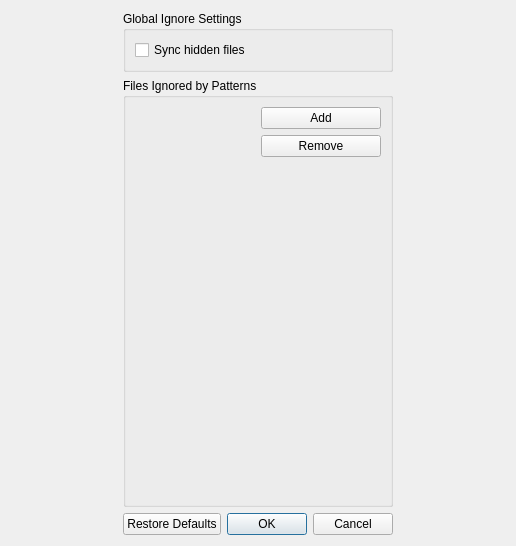
Above: src/gui/ignorelisteditor.ui from nextcloud/desktop before the change. Below: the same form after it.
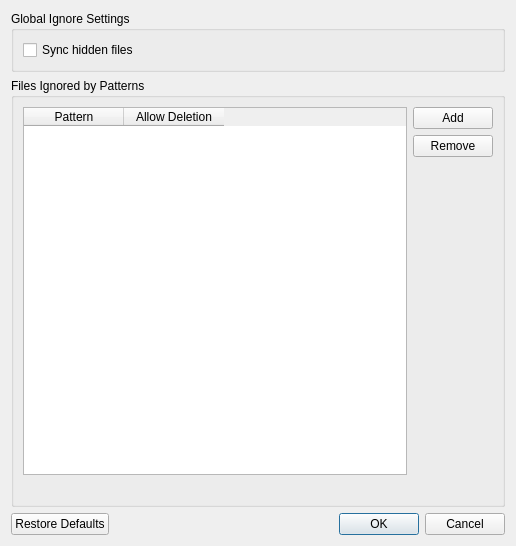
That is the form after the change.

Commit message: Restores correctly default system values for ignore files list.

The edit to the form file:
```diff
--- a/src/gui/ignorelisteditor.ui
+++ b/src/gui/ignorelisteditor.ui
@@ -13,9 +13,6 @@
   <property name="windowTitle">
    <string>Ignored Files Editor</string>
   </property>
-  <property name="layoutDirection">
-   <enum>Qt::LeftToRight</enum>
-  </property>
   <layout class="QGridLayout" name="gridLayout_3">
    <item row="1" column="0">
     <widget class="QGroupBox" name="groupBox_2">
@@ -55,6 +52,32 @@
         </property>
        </widget>
       </item>
+      <item row="0" column="0" rowspan="3">
+       <widget class="QTableWidget" name="tableWidget">
+        <property name="enabled">
+         <bool>true</bool>
+        </property>
+        <property name="selectionMode">
+         <enum>QAbstractItemView::SingleSelection</enum>
+        </property>
+        <property name="selectionBehavior">
+         <enum>QAbstractItemView::SelectRows</enum>
+        </property>
+        <property name="columnCount">
+         <number>2</number>
+        </property>
+        <column>
+         <property name="text">
+          <string>Pattern</string>
+         </property>
+        </column>
+        <column>
+         <property name="text">
+          <string>Allow Deletion</string>
+         </property>
+        </column>
+       </widget>
+      </item>
       <item row="2" column="1">
        <spacer name="verticalSpacer">
         <property name="enabled">
@@ -100,17 +123,8 @@
      </layout>
     </widget>
    </item>
-   <item row="5" column="0">
+   <item row="4" column="0">
     <widget class="QDialogButtonBox" name="buttonBox">
-     <property name="sizePolicy">
-      <sizepolicy hsizetype="Fixed" vsizetype="Fixed">
-       <horstretch>0</horstretch>
-       <verstretch>0</verstretch>
-      </sizepolicy>
-     </property>
-     <property name="layoutDirection">
-      <enum>Qt::LeftToRight</enum>
-     </property>
      <property name="standardButtons">
       <set>QDialogButtonBox::Cancel|QDialogButtonBox::Ok|QDialogButtonBox::RestoreDefaults</set>
      </property>
```
Left out of the diff: 66 changed lines with no effect on the pictures. The commit also changes 2 other files.
